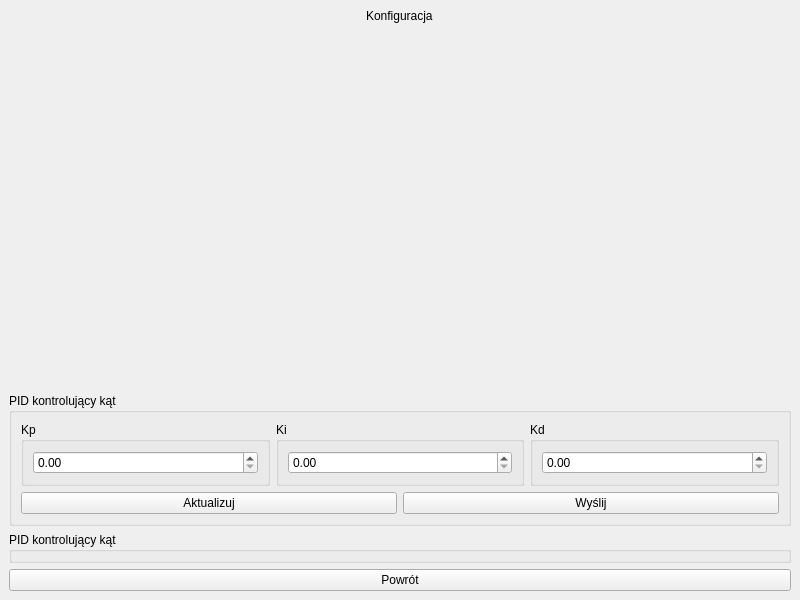
Qt form configurationwindow.ui (superjulek/Robot_controller) before a commit.
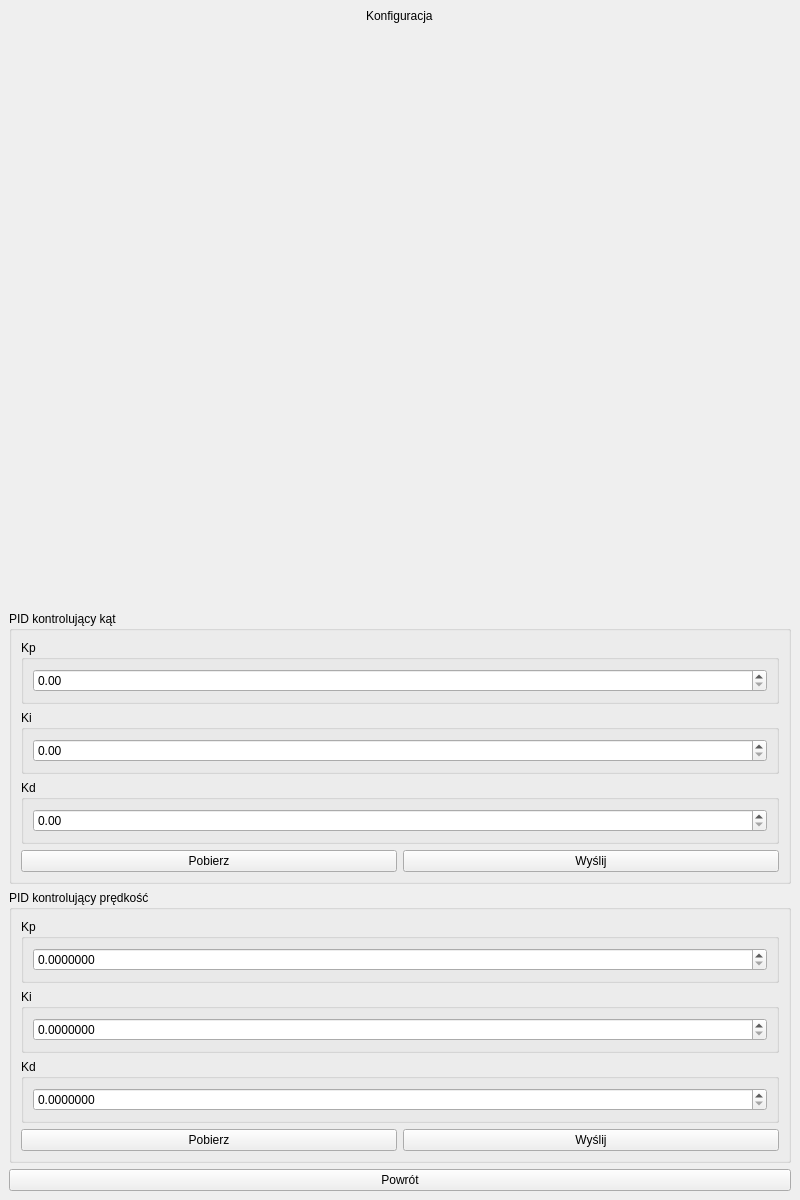
The same form after that commit.

```diff
--- a/configurationwindow.ui
+++ b/configurationwindow.ui
@@ -7,7 +7,7 @@
     <x>0</x>
     <y>0</y>
     <width>800</width>
-    <height>600</height>
+    <height>1200</height>
    </rect>
   </property>
   <property name="windowTitle">
@@ -44,7 +44,7 @@
         </property>
         <layout class="QVBoxLayout" name="verticalLayout_3">
          <item>
-          <layout class="QHBoxLayout" name="horizontalLayout_2">
+          <layout class="QVBoxLayout" name="verticalLayout_4">
            <item>
             <widget class="QGroupBox" name="groupBox_3">
              <property name="title">
@@ -53,6 +53,27 @@
              <layout class="QGridLayout" name="gridLayout_3">
               <item row="0" column="0">
                <widget class="QDoubleSpinBox" name="doubleSpinBoxAngleKp">
+                <property name="enabled">
+                 <bool>true</bool>
+                </property>
+                <property name="minimumSize">
+                 <size>
+                  <width>0</width>
+                  <height>0</height>
+                 </size>
+                </property>
+                <property name="sizeIncrement">
+                 <size>
+                  <width>0</width>
+                  <height>0</height>
+                 </size>
+                </property>
+                <property name="baseSize">
+                 <size>
+                  <width>0</width>
+                  <height>0</height>
+                 </size>
+                </property>
                 <property name="buttonSymbols">
                  <enum>QAbstractSpinBox::UpDownArrows</enum>
                 </property>
@@ -115,7 +136,7 @@
            <item>
             <widget class="QPushButton" name="pushButtonAngleRefresh">
              <property name="text">
-              <string>Aktualizuj</string>
+              <string>Pobierz</string>
              </property>
             </widget>
            </item>
@@ -134,8 +155,80 @@
       <item>
        <widget class="QGroupBox" name="groupBox_2">
         <property name="title">
-         <string>PID kontrolujący kąt</string>
+         <string>PID kontrolujący prędkość</string>
         </property>
+        <layout class="QVBoxLayout" name="verticalLayout_2">
+         <item>
+          <layout class="QVBoxLayout" name="verticalLayout_5">
+           <item>
+            <widget class="QGroupBox" name="groupBox_8">
+             <property name="title">
+              <string>Kp</string>
+             </property>
+             <layout class="QGridLayout" name="gridLayout_2">
+              <item row="0" column="0">
+               <widget class="QDoubleSpinBox" name="doubleSpinBoxSpeedKp">
+                <property name="decimals">
+                 <number>7</number>
+                </property>
+               </widget>
+              </item>
+             </layout>
+            </widget>
+           </item>
+           <item>
+            <widget class="QGroupBox" name="groupBox_7">
+             <property name="title">
+              <string>Ki</string>
+             </property>
+             <layout class="QGridLayout" name="gridLayout_6">
+              <item row="0" column="0">
+               <widget class="QDoubleSpinBox" name="doubleSpinBoxSpeedKi">
+                <property name="decimals">
+                 <number>7</number>
+                </property>
+               </widget>
+              </item>
+             </layout>
+            </widget>
+           </item>
+           <item>
+            <widget class="QGroupBox" name="groupBox_6">
+             <property name="title">
+              <string>Kd</string>
+             </property>
+             <layout class="QGridLayout" name="gridLayout_7">
+              <item row="0" column="0">
+               <widget class="QDoubleSpinBox" name="doubleSpinBoxSpeedKd">
+                <property name="decimals">
+                 <number>7</number>
+                </property>
+               </widget>
+              </item>
+             </layout>
+            </widget>
+           </item>
+          </layout>
+         </item>
+         <item>
+          <layout class="QHBoxLayout" name="horizontalLayout_3">
+           <item>
+            <widget class="QPushButton" name="pushButtonSpeedRefresh">
+             <property name="text">
+              <string>Pobierz</string>
+             </property>
+            </widget>
+           </item>
+           <item>
+            <widget class="QPushButton" name="pushButtonSpeedSend">
+             <property name="text">
+              <string>Wyślij</string>
+             </property>
+            </widget>
+           </item>
+          </layout>
+         </item>
+        </layout>
        </widget>
       </item>
       <item>
```
